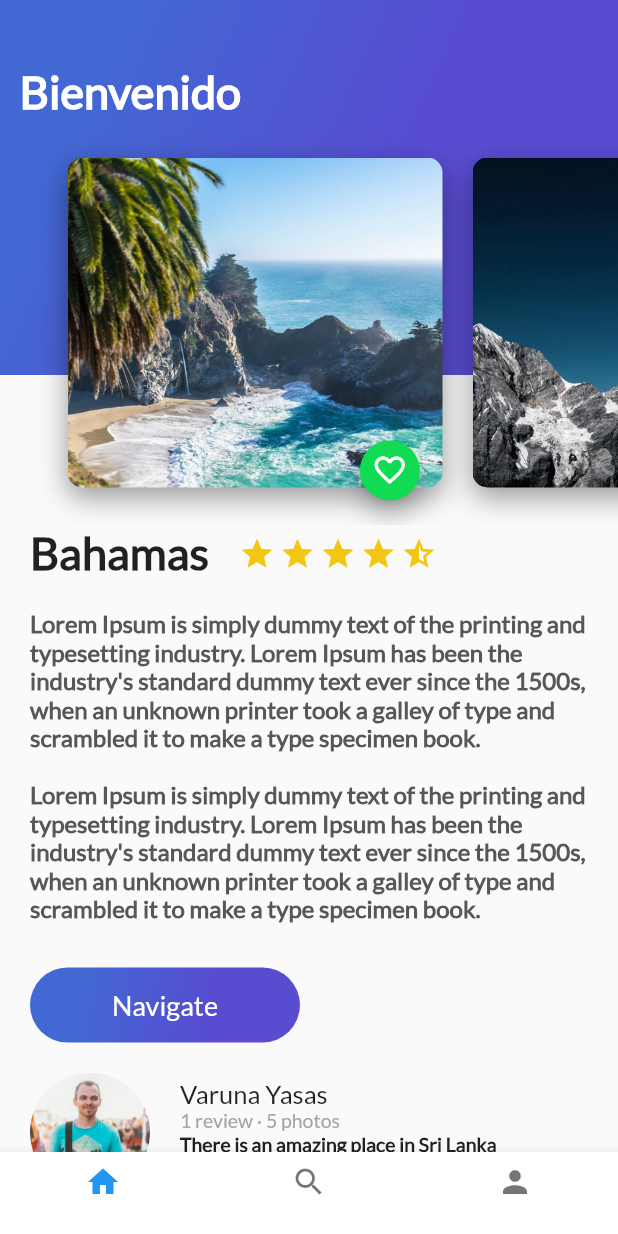
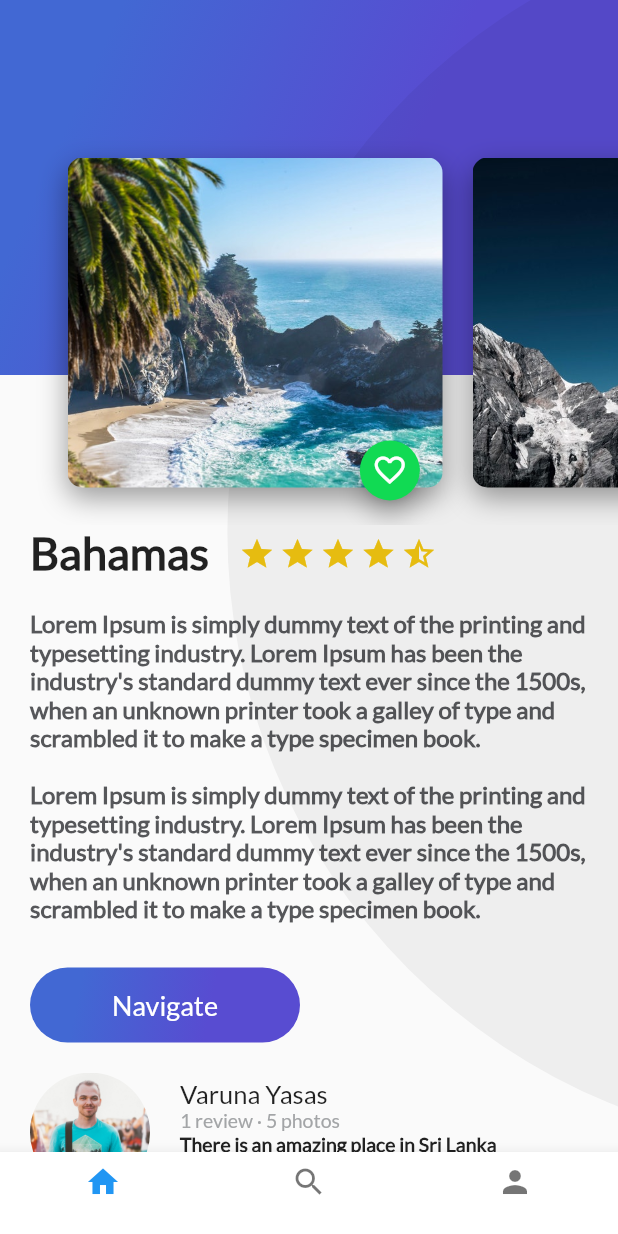
Before and after one commit to N4THB3N/platzi_trips_app_advanced, a Flutter app: the PlatziTrips screen opened directly, on a phone screen of 412 x 824 dp. Run offline on Flutter 3.47's test engine with Material 2 defaults, Android fonts, the phone set to English and light mode, and no system bars; our stand-ins replace cloud_firestore, firebase_auth, firebase_core, google_sign_in; missing offline and left inert: generic_bloc_provider; accounts and stored records are empty.

```diff
--- a/platzi_trips_app/lib/Place/ui/screens/header_appbar.dart
+++ b/platzi_trips_app/lib/Place/ui/screens/header_appbar.dart
@@ -7,7 +7,7 @@ class HeaderAppBar extends StatelessWidget {
   Widget build(BuildContext context) {
     // TODO: implement build
     return Stack(
-      children: <Widget>[GradientBack("Bienvenido", 250.0), CardImageList()],
+      children: <Widget>[GradientBack(height: 250.0), CardImageList()],
     );
   }
 }
--- a/platzi_trips_app/lib/User/ui/widgets/circle_button.dart
+++ b/platzi_trips_app/lib/User/ui/widgets/circle_button.dart
@@ -31,6 +31,7 @@ class _CircleButton extends State<CircleButton> {
         size: widget.iconSize,
         color: Color(0xFF4268D3),
       ),
+      heroTag: null,
     ));
   }
 }
--- a/platzi_trips_app/lib/main.dart
+++ b/platzi_trips_app/lib/main.dart
@@ -108,6 +108,7 @@ class _MyHomePageState extends State<MyHomePage> {
         onPressed: _incrementCounter,
         tooltip: 'Increment',
         child: Icon(Icons.add),
+        heroTag: null,
       ), // This trailing comma makes auto-formatting nicer for build methods.
     );
   }
--- a/platzi_trips_app/lib/widgets/floating_action_button_green.dart
+++ b/platzi_trips_app/lib/widgets/floating_action_button_green.dart
@@ -6,19 +6,13 @@ class FloatingActionButtonGreen extends StatefulWidget {
     // TODO: implement createState
     return _FloatingActionButtonGreen();
   }
-
 }
 
-
 class _FloatingActionButtonGreen extends State<FloatingActionButtonGreen> {
-
-  void onPressedFav(){
-    Scaffold.of(context).showSnackBar(
-        SnackBar(
-          content: Text("Agregaste a tus Favoritos"),
-        )
-    );
-
+  void onPressedFav() {
+    Scaffold.of(context).showSnackBar(SnackBar(
+      content: Text("Agregaste a tus Favoritos"),
+    ));
   }
 
   @override
@@ -29,10 +23,8 @@ class _FloatingActionButtonGreen extends State<FloatingActionButtonGreen> {
       mini: true,
       tooltip: "Fav",
       onPressed: onPressedFav,
-      child: Icon(
-        Icons.favorite_border
-      ),
+      child: Icon(Icons.favorite_border),
+      heroTag: null,
     );
   }
-
 }
--- a/platzi_trips_app/lib/widgets/gradient_back.dart
+++ b/platzi_trips_app/lib/widgets/gradient_back.dart
@@ -4,12 +4,21 @@ class GradientBack extends StatelessWidget {
   String title = "Popular";
   double height = 0.0;
 
-  GradientBack(this.title, this.height);
+  GradientBack({Key key, this.height});
 
   @override
   Widget build(BuildContext context) {
     // TODO: implement build
+
+    double screenHeight = MediaQuery.of(context).size.height;
+    double screenWidht = MediaQuery.of(context).size.width;
+
+    if (height == null) {
+      height = screenHeight;
+    }
+
     return Container(
+      width: screenWidht,
       height: height,
       decoration: BoxDecoration(
           gradient: LinearGradient(
@@ -18,14 +27,25 @@ class GradientBack extends StatelessWidget {
               end: FractionalOffset(1.0, 0.6),
               stops: [0.0, 0.6],
               tileMode: TileMode.clamp)),
-      child: Text(
+      child: FittedBox(
+        fit: BoxFit.none,
+        alignment: Alignment(-1.5, -0.8),
+        child: Container(
+          width: screenHeight,
+          height: screenHeight,
+          decoration: BoxDecoration(
+              color: Color.fromRGBO(0, 0, 0, 0.05),
+              borderRadius: BorderRadius.circular(screenHeight / 2)),
+        ),
+      ),
+      /*Text(
         title,
         style: TextStyle(
             color: Colors.white,
             fontSize: 30.0,
             fontFamily: "Lato",
             fontWeight: FontWeight.bold),
-      ),
+      ),*/
       alignment: Alignment(-0.9, -0.6),
     );
   }
```
Also changed, not shown: platzi_trips_app/lib/Place/ui/screens/add_place_screen.dart (added, +48 -0 lines), platzi_trips_app/lib/User/ui/screens/sign_in_screen.dart (+8 -2 lines), platzi_trips_app/lib/User/ui/widgets/button_bar.dart (+12 -2 lines).
